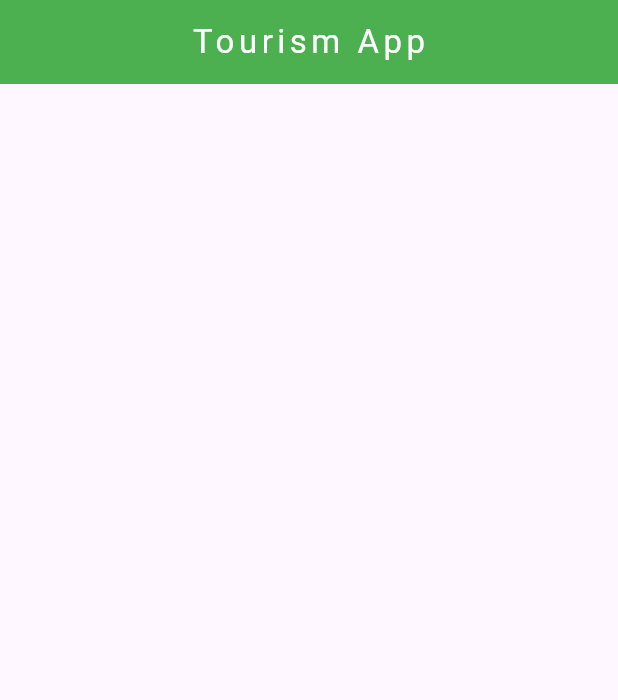
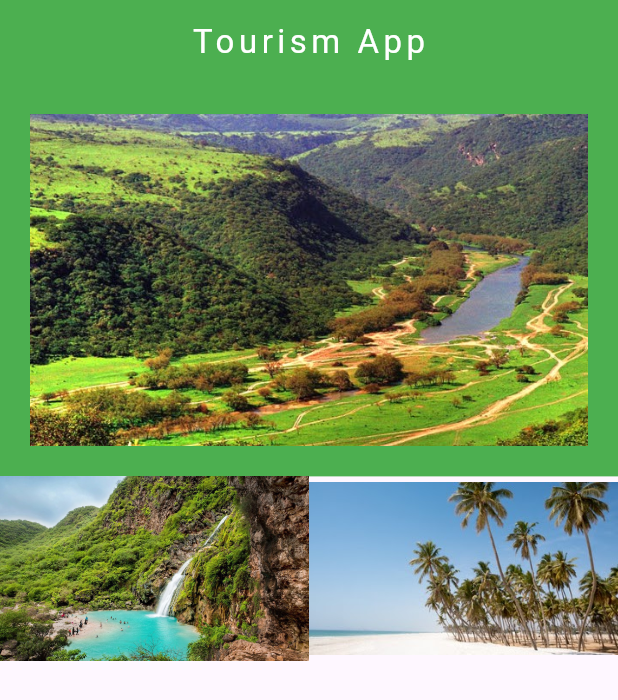
Before and after one commit to juntyms/tourismapp_, a Flutter app: the screen it shows after launch, on a phone screen of 412 x 824 dp. Shown: the top 700 px of the screen. Run offline on Flutter 3.47's test engine with Material 3 defaults, Android fonts, the phone set to English and light mode, and no system bars.

Commit message:
added column and row

```diff
--- a/lib/main.dart
+++ b/lib/main.dart
@@ -35,6 +35,37 @@ class MyHome extends StatelessWidget {
         backgroundColor: Colors.green,
         centerTitle: true,
       ),
+      body: Column(
+        children: [
+          Container(
+            padding: EdgeInsets.all(20),
+            color: Colors.green,
+            child: Image(
+              image: AssetImage('images/Salalah1.jpg'),
+            ),
+          ),
+          Row(
+            children: [
+              Expanded(
+                child: SizedBox(
+                  width: 200,
+                  child: Image(
+                    image: AssetImage('images/Salalah2.jpg'),
+                  ),
+                ),
+              ),
+              Expanded(
+                child: SizedBox(
+                  width: 200,
+                  child: Image(
+                    image: AssetImage('images/Salalah3.jpg'),
+                  ),
+                ),
+              ),
+            ],
+          ),
+        ],
+      ),
     );
   }
 }
--- a/pubspec.yaml
+++ b/pubspec.yaml
@@ -58,8 +58,8 @@ flutter:
   uses-material-design: true
 
   # To add assets to your application, add an assets section, like this:
-  # assets:
-  #   - images/a_dot_burr.jpeg
+  assets:
+    - images/
   #   - images/a_dot_ham.jpeg
 
   # An image asset can refer to one or more resolution-specific "variants", see
```
Also changed, not shown: images/Salalah1.jpg (added), images/Salalah2.jpg (added), images/Salalah3.jpg (added), images/Salalah4.jpg (added).
